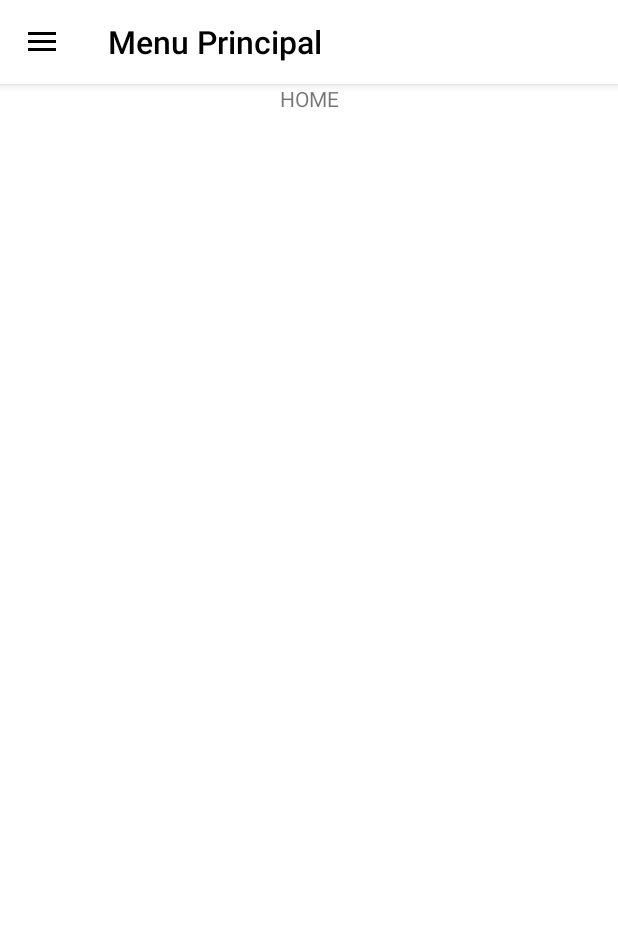
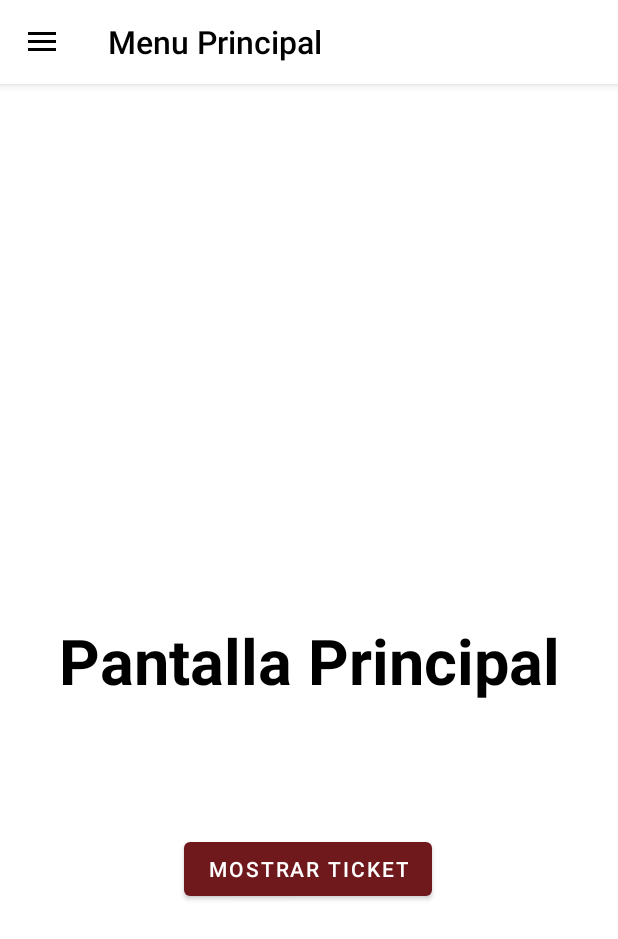
Before and after one commit to Lufann/ACU, an Android app: the screen it shows after launch (MainActivity), on a phone screen of 412 x 824 dp. Shown: the top 939 px of the screen. Run offline under Robolectric (Android 15) with nearby library versions, the phone set to English and light mode, and no system bars; our stand-ins replace navigation-ui; Roboto replaces fonts that are not available here.

Commit message:
Agregando el activity Mostrar Ticket y haciendo funcional el botón

```diff
--- a/Desarrollo/ACU/ACU_FE/App_Comedor_UNMSM/app/src/main/AndroidManifest.xml
+++ b/Desarrollo/ACU/ACU_FE/App_Comedor_UNMSM/app/src/main/AndroidManifest.xml
@@ -14,6 +14,9 @@
         android:theme="@style/Theme.App_Comedor_UNMSM"
         tools:targetApi="31">
         <activity
+            android:name=".MostrarTicketActivity"
+            android:exported="false" />
+        <activity
             android:name=".MainActivity"
             android:exported="true"
             android:label="@string/app_name"
--- a/Desarrollo/ACU/ACU_FE/App_Comedor_UNMSM/app/src/main/java/com/example/app_comedor_unmsm/MainActivity.kt
+++ b/Desarrollo/ACU/ACU_FE/App_Comedor_UNMSM/app/src/main/java/com/example/app_comedor_unmsm/MainActivity.kt
@@ -12,6 +12,7 @@ import androidx.navigation.ui.setupWithNavController
 import androidx.drawerlayout.widget.DrawerLayout
 import androidx.appcompat.app.AppCompatActivity
 import com.example.app_comedor_unmsm.databinding.ActivityMainBinding
+import com.example.app_comedor_unmsm.ui.home.HomeFragment
 
 class MainActivity : AppCompatActivity() {
 
@@ -26,7 +27,7 @@ class MainActivity : AppCompatActivity() {
 
         setSupportActionBar(binding.appBarMain.toolbar)
 
-        val drawerLayout: DrawerLayout = binding.drawerLayout
+        val drawerLayout: DrawerLayout = binding.mainLayout
         val navView: NavigationView = binding.navView
         val navController = findNavController(R.id.nav_host_fragment_content_main)
 
--- a/Desarrollo/ACU/ACU_FE/App_Comedor_UNMSM/app/src/main/java/com/example/app_comedor_unmsm/ui/home/HomeFragment.kt
+++ b/Desarrollo/ACU/ACU_FE/App_Comedor_UNMSM/app/src/main/java/com/example/app_comedor_unmsm/ui/home/HomeFragment.kt
@@ -1,8 +1,31 @@
 package com.example.app_comedor_unmsm.ui.home
 
+import android.content.Intent
+import android.os.Bundle
+import android.view.LayoutInflater
+import android.view.View
+import android.view.ViewGroup
+import android.widget.Button
 import androidx.fragment.app.Fragment
+import androidx.fragment.app.FragmentTransaction
+import com.example.app_comedor_unmsm.MostrarTicketActivity
 import com.example.app_comedor_unmsm.R
+import com.example.app_comedor_unmsm.databinding.FragmentHomeBinding
 
-class HomeFragment : Fragment(R.layout.fragment_home) {
+class HomeFragment : Fragment() {
+
+    override fun onCreateView(
+        inflater: LayoutInflater, container: ViewGroup?,
+        savedInstanceState: Bundle?
+    ): View?
+    {
+        val bind = FragmentHomeBinding.inflate(layoutInflater)
+
+        bind.buttonMostrarTicket.setOnClickListener{
+            val intent = Intent (this@HomeFragment.requireContext(), MostrarTicketActivity::class.java)
+            startActivity((intent))
+        }
+        return bind.root
+    }
 
 }
--- a/Desarrollo/ACU/ACU_FE/App_Comedor_UNMSM/app/src/main/res/layout/activity_main.xml
+++ b/Desarrollo/ACU/ACU_FE/App_Comedor_UNMSM/app/src/main/res/layout/activity_main.xml
@@ -2,7 +2,7 @@
 <androidx.drawerlayout.widget.DrawerLayout xmlns:android="http://schemas.android.com/apk/res/android"
     xmlns:app="http://schemas.android.com/apk/res-auto"
     xmlns:tools="http://schemas.android.com/tools"
-    android:id="@+id/drawer_layout"
+    android:id="@+id/mainLayout"
     android:layout_width="match_parent"
     android:layout_height="match_parent"
     android:fitsSystemWindows="true"
--- a/Desarrollo/ACU/ACU_FE/App_Comedor_UNMSM/app/src/main/res/layout/fragment_error.xml
+++ b/Desarrollo/ACU/ACU_FE/App_Comedor_UNMSM/app/src/main/res/layout/fragment_error.xml
@@ -2,7 +2,7 @@
 <androidx.constraintlayout.widget.ConstraintLayout xmlns:android="http://schemas.android.com/apk/res/android"
     xmlns:app="http://schemas.android.com/apk/res-auto"
     xmlns:tools="http://schemas.android.com/tools"
-    android:id="@+id/activity_error"
+    android:id="@+id/errorFragment"
     android:layout_width="match_parent"
     android:layout_height="match_parent"
     tools:context=".ui.error.ErrorFragment">
--- a/Desarrollo/ACU/ACU_FE/App_Comedor_UNMSM/app/src/main/res/layout/fragment_home.xml
+++ b/Desarrollo/ACU/ACU_FE/App_Comedor_UNMSM/app/src/main/res/layout/fragment_home.xml
@@ -1,14 +1,38 @@
 <?xml version="1.0" encoding="utf-8"?>
 <androidx.constraintlayout.widget.ConstraintLayout xmlns:android="http://schemas.android.com/apk/res/android"
+    xmlns:app="http://schemas.android.com/apk/res-auto"
     xmlns:tools="http://schemas.android.com/tools"
+    android:id="@+id/homeFragment"
     android:layout_width="match_parent"
     android:layout_height="match_parent"
-    tools:context=".ui.home.HomeFragment">
+    android:fitsSystemWindows="true"
+    tools:openDrawer="start">
 
     <TextView
+        android:id="@+id/texto"
         android:layout_width="match_parent"
-        android:layout_height="match_parent"
+        android:layout_height="wrap_content"
+        android:text="Pantalla Principal"
         android:textAlignment="center"
-        android:text="HOME" />
+        android:textColor="@color/black"
+        android:textSize="42dp"
+        android:textStyle="bold"
+        app:layout_constraintBottom_toBottomOf="parent"
+        app:layout_constraintEnd_toEndOf="parent"
+        app:layout_constraintHorizontal_bias="0.5"
+        app:layout_constraintStart_toStartOf="parent"
+        app:layout_constraintTop_toTopOf="parent" />
+
+    <Button
+        android:id="@+id/buttonMostrarTicket"
+        android:layout_width="wrap_content"
+        android:layout_height="wrap_content"
+        android:text="Mostrar Ticket"
+        app:layout_constraintBottom_toBottomOf="parent"
+        app:layout_constraintEnd_toEndOf="parent"
+        app:layout_constraintHorizontal_bias="0.498"
+        app:layout_constraintStart_toStartOf="parent"
+        app:layout_constraintTop_toBottomOf="@+id/texto"
+        app:layout_constraintVertical_bias="0.281" />
 
 </androidx.constraintlayout.widget.ConstraintLayout>
--- a/Desarrollo/ACU/ACU_FE/App_Comedor_UNMSM/app/src/main/res/navigation/mobile_navigation.xml
+++ b/Desarrollo/ACU/ACU_FE/App_Comedor_UNMSM/app/src/main/res/navigation/mobile_navigation.xml
@@ -9,7 +9,11 @@
         android:id="@+id/nav_home"
         android:name="com.example.app_comedor_unmsm.ui.home.HomeFragment"
         android:label="@string/menu_home"
-        tools:layout="@layout/fragment_home" />
+        tools:layout="@layout/fragment_home" >
+        <action
+            android:id="@+id/action_nav_home_to_nav_mostrar_ticket3"
+            app:destination="@id/nav_mostrar_ticket" />
+    </fragment>
 
     <fragment
         android:id="@+id/nav_menu_semanal"
@@ -22,4 +26,9 @@
         android:name="com.example.app_comedor_unmsm.ui.error.ErrorFragment"
         android:label="@string/menu_error"
         tools:layout="@layout/fragment_error" />
+    <fragment
+        android:id="@+id/nav_mostrar_ticket"
+        android:name="com.example.app_comedor_unmsm.ui.mostrarTicket.MostrarTicketFragment"
+        android:label="@string/mostrar_ticket"
+        tools:layout="@layout/fragment_mostrar_ticket" />
 </navigation>
--- a/Desarrollo/ACU/ACU_FE/App_Comedor_UNMSM/app/src/main/res/values/strings.xml
+++ b/Desarrollo/ACU/ACU_FE/App_Comedor_UNMSM/app/src/main/res/values/strings.xml
@@ -9,4 +9,7 @@
     <string name="menu_home">Menu Principal</string>
     <string name="menu_semanal">Menu Semanal</string>
     <string name="menu_error">Informe de Errores</string>
+    <string name="mostrar_ticket">Ticket</string>
+    <!-- TODO: Remove or change this placeholder text -->
+    <string name="hello_blank_fragment">Hello blank fragment</string>
 </resources>
```
Also changed, not shown: Desarrollo/ACU/ACU_FE/App_Comedor_UNMSM/app/src/main/java/com/example/app_comedor_unmsm/MostrarTicketActivity.kt (added, +25 -0 lines), Desarrollo/ACU/ACU_FE/App_Comedor_UNMSM/app/src/main/res/layout/activity_mostrar_ticket.xml (added, +197 -0 lines), Desarrollo/ACU/ACU_FE/App_Comedor_UNMSM/app/src/main/res/layout/fragment_mostrar_ticket.xml (added, +197 -0 lines), Desarrollo/ACU/ACU_FE/App_Comedor_UNMSM/app/src/main/res/drawable-v24/unmsm.png (added).
